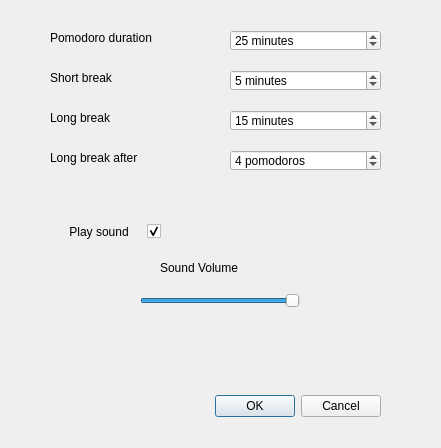
First picture: the form in src/gui/ui/settings.ui, repository ravenvz/SprintTimer, before the edit.
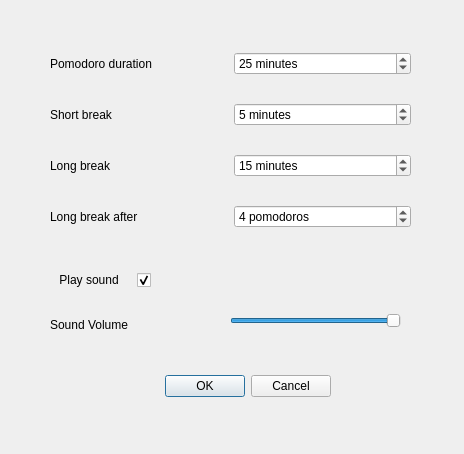
Second picture: the form after the edit. Icons and pictures are not drawn.

```diff
--- a/src/gui/ui/settings.ui
+++ b/src/gui/ui/settings.ui
@@ -6,8 +6,8 @@
    <rect>
     <x>0</x>
     <y>0</y>
-    <width>441</width>
-    <height>448</height>
+    <width>464</width>
+    <height>454</height>
    </rect>
   </property>
   <property name="windowTitle">
@@ -20,8 +20,8 @@
   <widget class="QDialogButtonBox" name="buttonBox">
    <property name="geometry">
     <rect>
-     <x>40</x>
-     <y>390</y>
+     <x>-10</x>
+     <y>370</y>
      <width>341</width>
      <height>32</height>
     </rect>
@@ -33,28 +33,44 @@
     <set>QDialogButtonBox::Cancel|QDialogButtonBox::Ok</set>
    </property>
   </widget>
-  <widget class="QLabel" name="label">
+  <widget class="QSlider" name="hSliderVolume">
+   <property name="geometry">
+    <rect>
+     <x>230</x>
+     <y>310</y>
+     <width>171</width>
+     <height>21</height>
+    </rect>
+   </property>
+   <property name="maximum">
+    <number>100</number>
+   </property>
+   <property name="sliderPosition">
+    <number>100</number>
+   </property>
+   <property name="orientation">
+    <enum>Qt::Horizontal</enum>
+   </property>
+  </widget>
+  <widget class="QWidget" name="gridLayoutWidget">
    <property name="geometry">
     <rect>
      <x>50</x>
      <y>30</y>
-     <width>131</width>
-     <height>16</height>
+     <width>361</width>
+     <height>221</height>
     </rect>
    </property>
+   <layout class="QGridLayout" name="gridLayout">
+    <item row="2" column="0">
+     <widget class="QLabel" name="label_3">
    <property name="text">
-    <string>Pomodoro duration</string>
-   </property>
-  </widget>
+       <string>Long break</string>
+      </property>
+     </widget>
+    </item>
+    <item row="1" column="1">
   <widget class="QSpinBox" name="spBxShortDuration">
-   <property name="geometry">
-    <rect>
-     <x>230</x>
-     <y>70</y>
-     <width>151</width>
-     <height>21</height>
-    </rect>
-   </property>
    <property name="accessibleName">
     <string/>
    </property>
@@ -77,34 +93,23 @@
     <number>5</number>
    </property>
   </widget>
-  <widget class="QCheckBox" name="chBxPlaySound">
-   <property name="geometry">
-    <rect>
-     <x>40</x>
-     <y>220</y>
-     <width>121</width>
-     <height>23</height>
-    </rect>
-   </property>
-   <property name="layoutDirection">
-    <enum>Qt::RightToLeft</enum>
-   </property>
+    </item>
+    <item row="0" column="0">
+     <widget class="QLabel" name="label">
+      <property name="text">
+       <string>Pomodoro duration</string>
+      </property>
+     </widget>
+    </item>
+    <item row="1" column="0">
+     <widget class="QLabel" name="label_2">
    <property name="text">
-    <string>Play sound    </string>
-   </property>
-   <property name="checked">
-    <bool>true</bool>
-   </property>
-  </widget>
+       <string>Short break</string>
+      </property>
+     </widget>
+    </item>
+    <item row="0" column="1">
   <widget class="QSpinBox" name="spBxPomodoroDuration">
-   <property name="geometry">
-    <rect>
-     <x>230</x>
-     <y>30</y>
-     <width>151</width>
-     <height>21</height>
-    </rect>
-   </property>
    <property name="accessibleName">
     <string/>
    </property>
@@ -127,28 +132,34 @@
     <number>25</number>
    </property>
   </widget>
-  <widget class="QLabel" name="label_4">
-   <property name="geometry">
-    <rect>
-     <x>50</x>
-     <y>150</y>
-     <width>131</width>
-     <height>16</height>
-    </rect>
-   </property>
-   <property name="text">
-    <string>Long break after</string>
-   </property>
-  </widget>
+    </item>
+    <item row="2" column="1">
+     <widget class="QSpinBox" name="spBxLongDuration">
+      <property name="accessibleName">
+       <string/>
+      </property>
+      <property name="accessibleDescription">
+       <string/>
+      </property>
+      <property name="specialValueText">
+       <string/>
+      </property>
+      <property name="suffix">
+       <string> minutes</string>
+      </property>
+      <property name="minimum">
+       <number>1</number>
+      </property>
+      <property name="maximum">
+       <number>120</number>
+      </property>
+      <property name="value">
+       <number>15</number>
+      </property>
+     </widget>
+    </item>
+    <item row="3" column="1">
   <widget class="QSpinBox" name="spBxLongBreakAfter">
-   <property name="geometry">
-    <rect>
-     <x>230</x>
-     <y>150</y>
-     <width>151</width>
-     <height>21</height>
-    </rect>
-   </property>
    <property name="accessibleName">
     <string/>
    </property>
@@ -171,95 +182,48 @@
     <number>4</number>
    </property>
   </widget>
-  <widget class="QSpinBox" name="spBxLongDuration">
-   <property name="geometry">
-    <rect>
-     <x>230</x>
-     <y>110</y>
-     <width>151</width>
-     <height>21</height>
-    </rect>
-   </property>
-   <property name="accessibleName">
-    <string/>
-   </property>
-   <property name="accessibleDescription">
-    <string/>
-   </property>
-   <property name="specialValueText">
-    <string/>
-   </property>
-   <property name="suffix">
-    <string> minutes</string>
-   </property>
-   <property name="minimum">
-    <number>1</number>
-   </property>
-   <property name="maximum">
-    <number>120</number>
-   </property>
-   <property name="value">
-    <number>15</number>
-   </property>
-  </widget>
-  <widget class="QLabel" name="label_2">
-   <property name="geometry">
-    <rect>
-     <x>50</x>
-     <y>70</y>
-     <width>131</width>
-     <height>16</height>
-    </rect>
-   </property>
+    </item>
+    <item row="3" column="0">
+     <widget class="QLabel" name="label_4">
    <property name="text">
-    <string>Short break</string>
-   </property>
-  </widget>
-  <widget class="QLabel" name="label_3">
-   <property name="geometry">
-    <rect>
-     <x>50</x>
-     <y>110</y>
-     <width>131</width>
-     <height>16</height>
-    </rect>
-   </property>
-   <property name="text">
-    <string>Long break</string>
-   </property>
-  </widget>
-  <widget class="QSlider" name="hSliderVolume">
-   <property name="geometry">
-    <rect>
-     <x>140</x>
-     <y>290</y>
-     <width>160</width>
-     <height>21</height>
-    </rect>
-   </property>
-   <property name="maximum">
-    <number>100</number>
-   </property>
-   <property name="sliderPosition">
-    <number>100</number>
-   </property>
-   <property name="orientation">
-    <enum>Qt::Horizontal</enum>
-   </property>
+       <string>Long break after</string>
+      </property>
+     </widget>
+    </item>
+   </layout>
   </widget>
   <widget class="QLabel" name="lblSoundVolume">
    <property name="geometry">
     <rect>
-     <x>160</x>
-     <y>260</y>
-     <width>101</width>
-     <height>16</height>
+     <x>50</x>
+     <y>280</y>
+     <width>212</width>
+     <height>90</height>
     </rect>
    </property>
    <property name="text">
     <string>Sound Volume</string>
    </property>
   </widget>
+  <widget class="QCheckBox" name="chBxPlaySound">
+   <property name="geometry">
+    <rect>
+     <x>40</x>
+     <y>270</y>
+     <width>111</width>
+     <height>20</height>
+    </rect>
+   </property>
+   <property name="layoutDirection">
+    <enum>Qt::RightToLeft</enum>
+   </property>
+   <property name="text">
+    <string>Play sound    </string>
+   </property>
+   <property name="checked">
+    <bool>true</bool>
+   </property>
+  </widget>
  </widget>
  <resources>
   <include location="../../../resources/resources.qrc"/>
```
Lines whose indentation alone changed are shown as unchanged.
